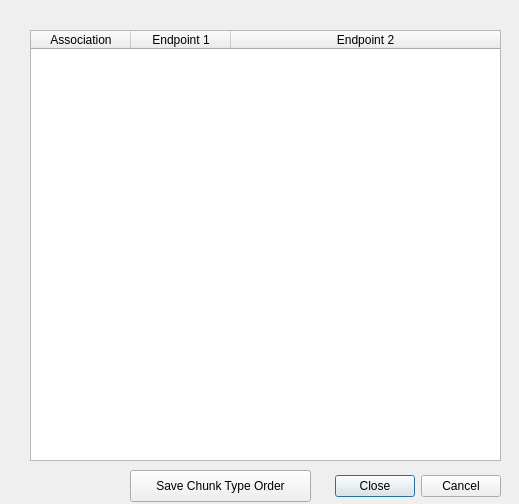
This is ui/qt/sctp_chunk_statistics_dialog.ui in deepin-community/wireshark as Qt 5 draws it before an edit. The edited form follows.
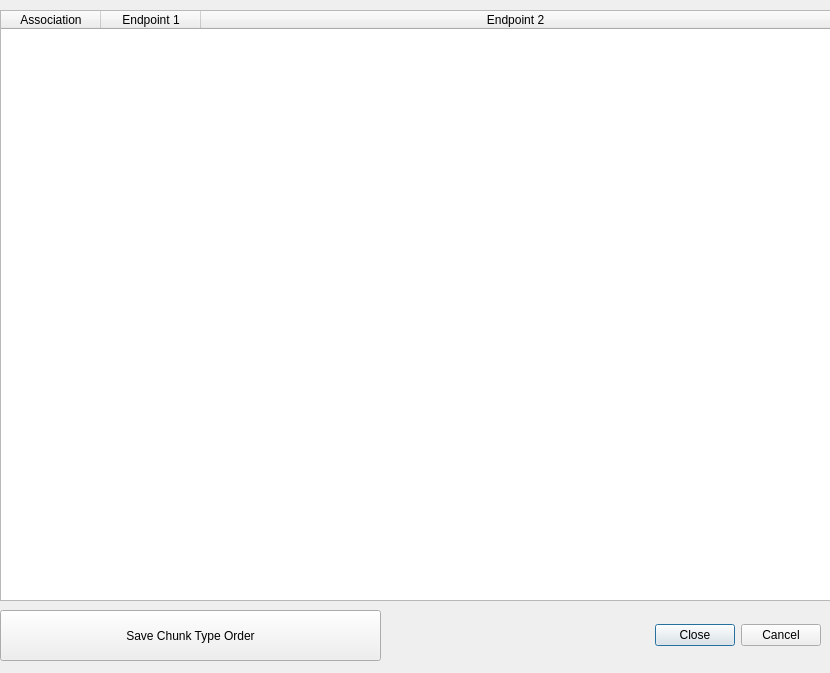
This is the edited form.

The edit to the form file:
```diff
--- a/ui/qt/sctp_chunk_statistics_dialog.ui
+++ b/ui/qt/sctp_chunk_statistics_dialog.ui
@@ -6,8 +6,8 @@
    <rect>
     <x>0</x>
     <y>0</y>
-    <width>519</width>
-    <height>504</height>
+    <width>830</width>
+    <height>673</height>
    </rect>
   </property>
   <property name="sizePolicy">
@@ -22,10 +22,10 @@
   <widget class="QDialogButtonBox" name="buttonBox">
    <property name="geometry">
     <rect>
-     <x>310</x>
-     <y>470</y>
-     <width>191</width>
-     <height>32</height>
+     <x>510</x>
+     <y>610</y>
+     <width>311</width>
+     <height>51</height>
     </rect>
    </property>
    <property name="orientation">
@@ -38,18 +38,15 @@
   <widget class="QTableWidget" name="tableWidget">
    <property name="geometry">
     <rect>
-     <x>30</x>
-     <y>30</y>
-     <width>471</width>
-     <height>431</height>
+     <x>0</x>
+     <y>10</y>
+     <width>831</width>
+     <height>591</height>
     </rect>
    </property>
    <property name="editTriggers">
     <set>QAbstractItemView::NoEditTriggers</set>
    </property>
-   <property name="alternatingRowColors">
-    <bool>true</bool>
-   </property>
    <property name="selectionMode">
     <enum>QAbstractItemView::SingleSelection</enum>
    </property>
@@ -87,10 +84,10 @@
   <widget class="QPushButton" name="pushButton">
    <property name="geometry">
     <rect>
-     <x>130</x>
-     <y>470</y>
-     <width>181</width>
-     <height>32</height>
+     <x>0</x>
+     <y>610</y>
+     <width>381</width>
+     <height>51</height>
     </rect>
    </property>
    <property name="text">
```
Left out of the diff: 1 changed line with no effect on the pictures.
